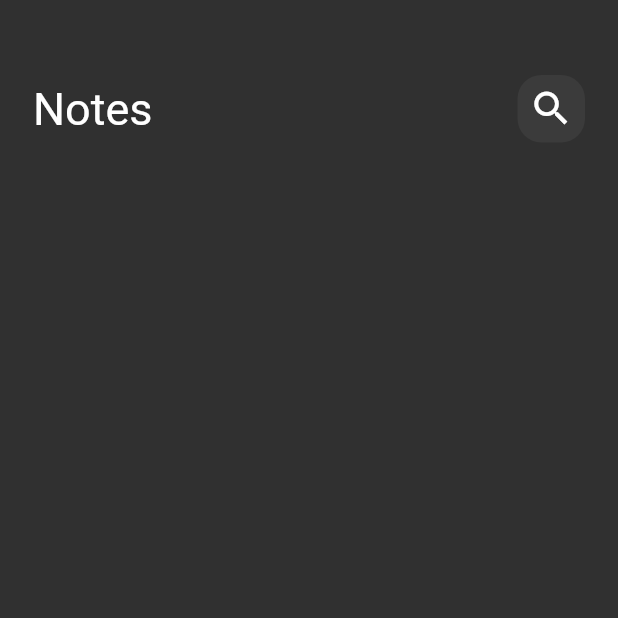
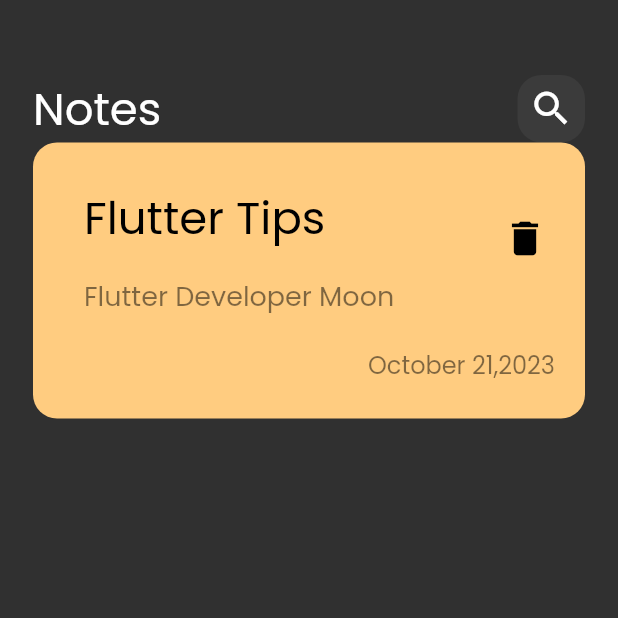
Before and after one commit to Alaiady/notes, a Flutter app: the screen it shows after launch, on a phone screen of 412 x 824 dp, the top half of it. Run offline on Flutter 3.47's test engine with Material 2 defaults, Android fonts, the phone set to English and light mode, and no system bars.

Commit message:
change create custom note item

```diff
--- a/lib/main.dart
+++ b/lib/main.dart
@@ -12,6 +12,7 @@
   Widget build(BuildContext context) {
     return MaterialApp(
       theme: ThemeData(
+        fontFamily: 'Poppins',
         brightness: Brightness.dark,
       ),
       home: const NotesView(),
--- a/lib/views/widgets/custom_app_bar.dart
+++ b/lib/views/widgets/custom_app_bar.dart
@@ -13,7 +13,7 @@
           style: TextStyle(fontSize: 30),
         ),
         Spacer(),
-        CustomSearchIcon()
+        CustomSearchIcon(),
       ],
     );
   }
--- /dev/null
+++ b/lib/views/widgets/custom_note_item.dart
@@ -0,0 +1,52 @@
+import 'package:flutter/material.dart';
+
+class NoteItem extends StatelessWidget {
+  const NoteItem({super.key});
+
+  @override
+  Widget build(BuildContext context) {
+    return Container(
+      padding: const EdgeInsets.only(top: 24, bottom: 24, left: 18),
+      decoration: BoxDecoration(
+        color: const Color(0xFFFFCC80),
+        borderRadius: BorderRadius.circular(16),
+      ),
+      child: Column(
+        crossAxisAlignment: CrossAxisAlignment.end,
+        children: [
+          ListTile(
+            title: const Text(
+              'Flutter Tips',
+              style: TextStyle(fontSize: 30, color: Colors.black),
+            ),
+            subtitle: Padding(
+              padding: const EdgeInsets.only(top: 16, bottom: 16),
+              child: Text(
+                'Flutter Developer Moon',
+                style: TextStyle(
+                  fontSize: 18,
+                  color: Colors.black.withOpacity(.5),
+                ),
+              ),
+            ),
+            trailing: IconButton(
+                onPressed: () {},
+                icon: const Icon(
+                  Icons.delete,
+                  color: Colors.black,
+                  size: 30,
+                )),
+          ),
+          Padding(
+            padding: const EdgeInsets.only(right: 20),
+            child: Text(
+              'October 21,2023',
+              style:
+                  TextStyle(fontSize: 16, color: Colors.black.withOpacity(.5)),
+            ),
+          ),
+        ],
+      ),
+    );
+  }
+}
--- a/lib/views/widgets/notes_view_body.dart
+++ b/lib/views/widgets/notes_view_body.dart
@@ -1,5 +1,6 @@
 import 'package:flutter/material.dart';
 import 'package:project_11/views/widgets/custom_app_bar.dart';
+import 'package:project_11/views/widgets/custom_note_item.dart';
 
 class NotesViewBody extends StatelessWidget {
   const NotesViewBody({super.key});
@@ -14,6 +15,7 @@
             height: 50,
           ),
           CustomAppBar(),
+          NoteItem()
         ],
       ),
     );
```
Also changed, not shown: pubspec.yaml (+4 -4 lines), assets/fonts/Poppins-Regular.ttf (added).
